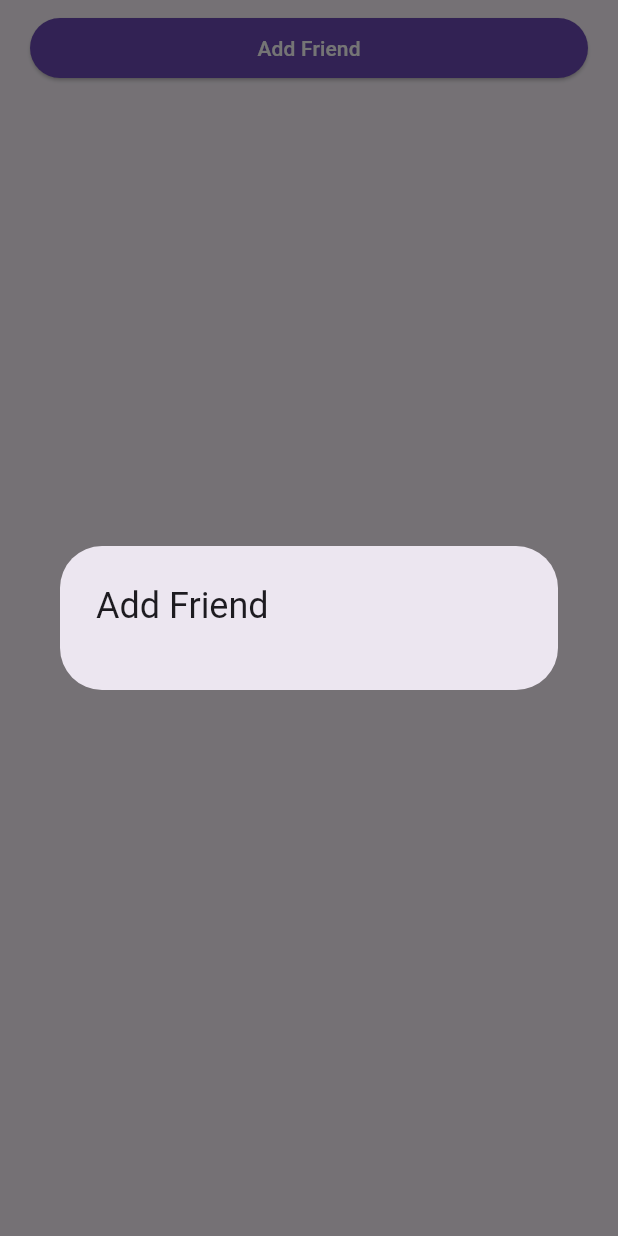
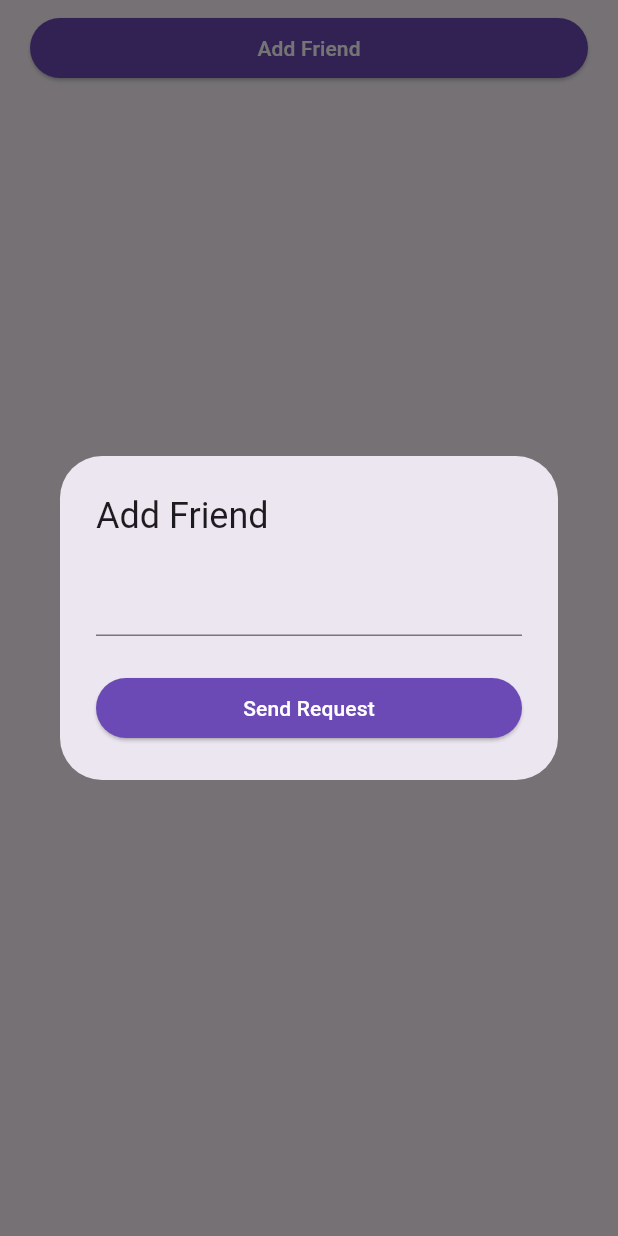
Before and after one commit to dexterTalha/chat_app, a Flutter app: the FriendFragment widget shown alone on an empty page, opened directly, after a tap on "Add Friend", on a phone screen of 412 x 824 dp. Run offline on Flutter 3.47's test engine with Material 2 defaults, Android fonts, the phone set to English and light mode, and no system bars; our stand-ins replace cloud_firestore, firebase_auth, firebase_core, get; accounts and stored records are empty.

Commit message:
request send code

```diff
--- /dev/null
+++ b/lib/controller/home_controller.dart
@@ -0,0 +1,31 @@
+import 'package:cloud_firestore/cloud_firestore.dart';
+import 'package:firebase_auth/firebase_auth.dart';
+import 'package:get/get.dart';
+import 'package:tabahi_chat_app/utils/constants.dart';
+
+class HomeController extends GetxController {
+  static HomeController instance = Get.find();
+
+  final FirebaseFirestore _db = FirebaseFirestore.instance;
+  final FirebaseAuth _auth = FirebaseAuth.instance;
+
+  Future<bool> sendFriendRequest(String email) async {
+    var data = await _db.collection(AppConstant.user).where('email', isEqualTo: email).get();
+    if (data.size <= 0) {
+      return false;
+    }
+
+    String? myEmail = _auth.currentUser?.email;
+    var requestExists = await _db.collection(AppConstant.request).where('sender', isEqualTo: myEmail).where('receiver', isEqualTo: email).get();
+    if (requestExists.size >= 1) {
+      print("request exists");
+      return false;
+    }
+    await _db.collection(AppConstant.request).add({
+      'sender': myEmail,
+      'receiver': email,
+    });
+
+    return true;
+  }
+}
--- a/lib/screens/fragments/friends.dart
+++ b/lib/screens/fragments/friends.dart
@@ -1,6 +1,8 @@
 import 'package:cloud_firestore/cloud_firestore.dart';
 import 'package:firebase_auth/firebase_auth.dart';
 import 'package:flutter/material.dart';
+import 'package:get/get.dart';
+import 'package:tabahi_chat_app/controller/home_controller.dart';
 import 'package:tabahi_chat_app/utils/constants.dart';
 import 'package:tabahi_chat_app/utils/my_theme.dart';
 
@@ -14,6 +16,9 @@ class FriendFragment extends StatefulWidget {
 class _FriendFragmentState extends State<FriendFragment> {
   final FirebaseFirestore _db = FirebaseFirestore.instance;
   final FirebaseAuth _auth = FirebaseAuth.instance;
+  final HomeController _homeController = HomeController.instance;
+  final GlobalKey<FormState> _dialogFormKey = GlobalKey();
+  final TextEditingController _friendEmailController = TextEditingController();
 
   @override
   Widget build(BuildContext context) {
@@ -24,14 +29,60 @@ class _FriendFragmentState extends State<FriendFragment> {
           padding: const EdgeInsets.symmetric(horizontal: 20, vertical: 8),
           child: ElevatedButton(
             onPressed: () {
+              _friendEmailController.text = "";
               showDialog(
                 context: context,
                 builder: (_) {
-                  return const AlertDialog(
-                    title: Text("Add Friend"),
+                  return AlertDialog(
+                    title: const Text("Add Friend"),
                     content: SizedBox(
                       width: double.maxFinite,
+                      child: Form(
+                        key: _dialogFormKey,
+                        child: TextFormField(
+                          controller: _friendEmailController,
+                          autovalidateMode: AutovalidateMode.onUserInteraction,
+                          validator: (value) {
+                            if (value == null || value.isEmpty) {
+                              return 'This field is required';
+                            }
+                            if (!value.isEmail) {
+                              return 'Invalid Email';
+                            }
+                            if (_auth.currentUser?.email == value) {
+                              return 'Cannot send request to your own email';
+                            }
+                            return null;
+                          },
+                        ),
+                      ),
                     ),
+                    actions: [
+                      ElevatedButton(
+                        onPressed: () async {
+                          if (!_dialogFormKey.currentState!.validate()) {
+                            return;
+                          }
+
+                          String email = _friendEmailController.text.trim();
+                          //take email and search-> if exists add to request
+                          bool result = await _homeController.sendFriendRequest(email);
+                          if (!result) {
+                            Get.snackbar("No Friend Exists", "Email not exists", snackPosition: SnackPosition.BOTTOM);
+                          } else {
+                            Get.snackbar("Request Sent", "Friend request sent to $email", snackPosition: SnackPosition.BOTTOM);
+                          }
+                          if (_.mounted) Navigator.pop(_);
+                        },
+                        style: ElevatedButton.styleFrom(backgroundColor: MyTheme.primary),
+                        child: const Center(
+                          child: Text(
+                            "Send Request",
+                            style: TextStyle(color: Colors.white),
+                          ),
+                        ),
+                      ),
+                    ],
                   );
                 },
               );
--- a/lib/screens/home_screen.dart
+++ b/lib/screens/home_screen.dart
@@ -1,4 +1,6 @@
 import 'package:flutter/material.dart';
+import 'package:get/get.dart';
+import 'package:tabahi_chat_app/controller/home_controller.dart';
 import 'package:tabahi_chat_app/screens/fragments/chats.dart';
 import 'package:tabahi_chat_app/screens/fragments/friends.dart';
 import 'package:tabahi_chat_app/screens/fragments/requests.dart';
@@ -13,6 +15,7 @@ class HomeScreen extends StatefulWidget {
 class _HomeScreenState extends State<HomeScreen> with SingleTickerProviderStateMixin {
   late TabController _tabController;
   late PageController _pageController;
+  final HomeController homeController = Get.put(HomeController());
 
   @override
   void initState() {
--- a/lib/utils/constants.dart
+++ b/lib/utils/constants.dart
@@ -1,4 +1,5 @@
 class AppConstant {
   static const String user = "Users";
   static const String friends = "Friends";
+  static const String request = "Requests";
 }
```
